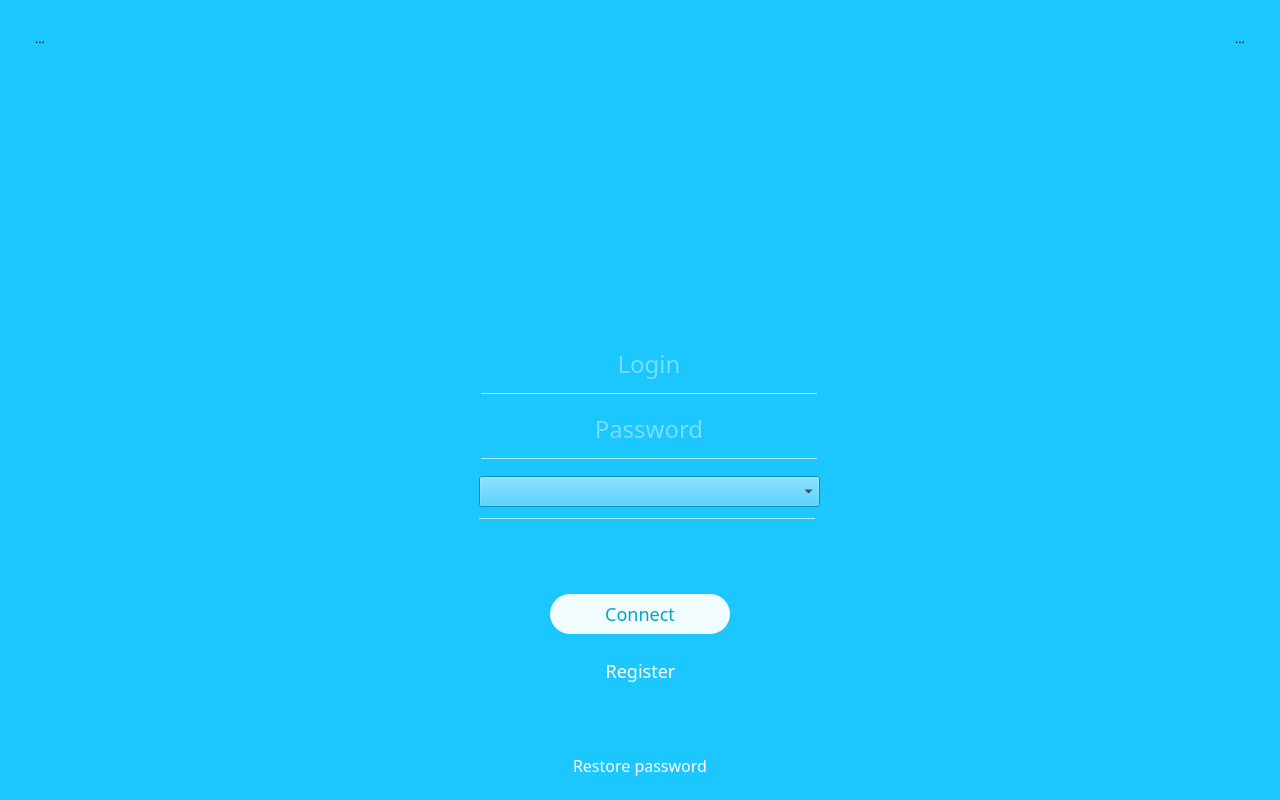
Above: DapVpnGui/ui/login_desktop.ui from bsn5/1 before the change. Below: the same form after it.
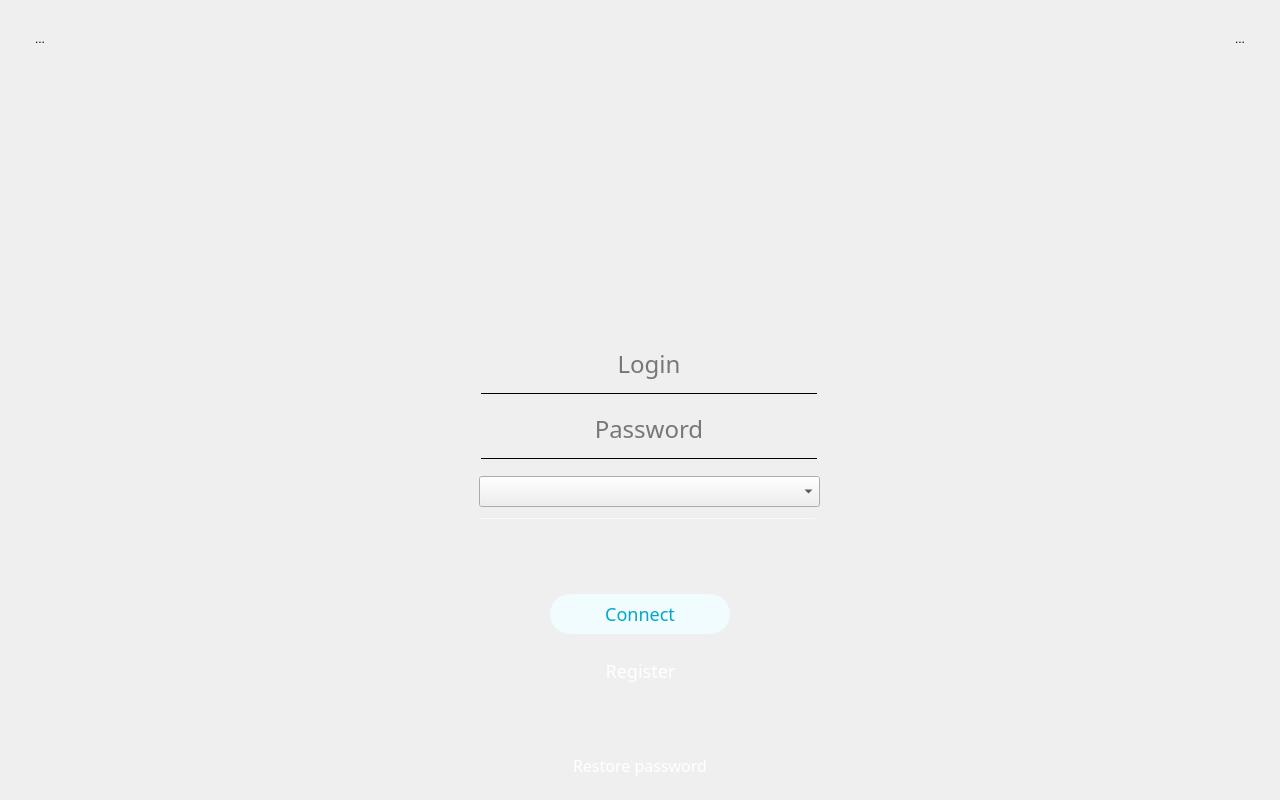
That is the form after the change. Icons and pictures are not drawn.

```diff
--- a/DapVpnGui/ui/login_desktop.ui
+++ b/DapVpnGui/ui/login_desktop.ui
@@ -14,7 +14,9 @@
    <string>Form</string>
   </property>
   <property name="styleSheet">
-   <string notr="true">background-color: rgb(28,198,255);</string>
+   <string notr="true">#Login {
+	background-image: url(:/pics/bg\@3x.png) 0 0 0 0 stretch stretch;
+}</string>
   </property>
   <layout class="QVBoxLayout" name="verticalLayout">
    <property name="spacing">
@@ -146,7 +148,7 @@
            </property>
            <property name="maximumSize">
             <size>
-             <width>200</width>
+             <width>400</width>
              <height>200</height>
             </size>
            </property>
@@ -290,8 +292,7 @@
         </font>
        </property>
        <property name="styleSheet">
-        <string notr="true">color: #0043FF;
-font: Regular;</string>
+        <string notr="true"/>
        </property>
        <property name="text">
         <string/>
@@ -423,7 +424,7 @@
               <string notr="true">background:	rgb(0,0,0,0);
 border: none;
 font: 24px Regular;
-color: rgba(255,255,255, 0.8);
+
 </string>
              </property>
              <property name="text">
@@ -461,7 +462,7 @@
               </size>
              </property>
              <property name="styleSheet">
-              <string notr="true">color: rgba(255, 255, 255, 0.65);</string>
+              <string notr="true"/>
              </property>
              <property name="frameShadow">
               <enum>QFrame::Plain</enum>
@@ -541,7 +542,7 @@
               <string notr="true">background:	rgb(0,0,0,0);
 border: none;
 font: 24px Regular;
-color: rgba(255,255,255, 0.8);
+
 </string>
              </property>
              <property name="text">
@@ -576,7 +577,7 @@
               </size>
              </property>
              <property name="styleSheet">
-              <string notr="true">color: rgba(255, 255, 255, 0.65);</string>
+              <string notr="true"/>
              </property>
              <property name="frameShadow">
               <enum>QFrame::Plain</enum>
```
Left out of the diff: 22 changed lines with no effect on the pictures.
